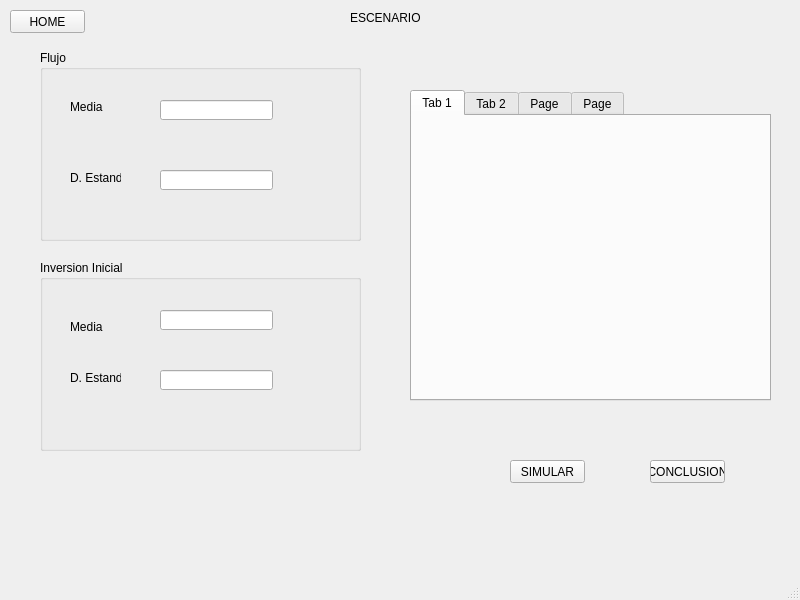
The window that ventanaesc1.ui (Sei444/evaluacion_de_inversiones) describes before a commit, drawn with Qt 5.
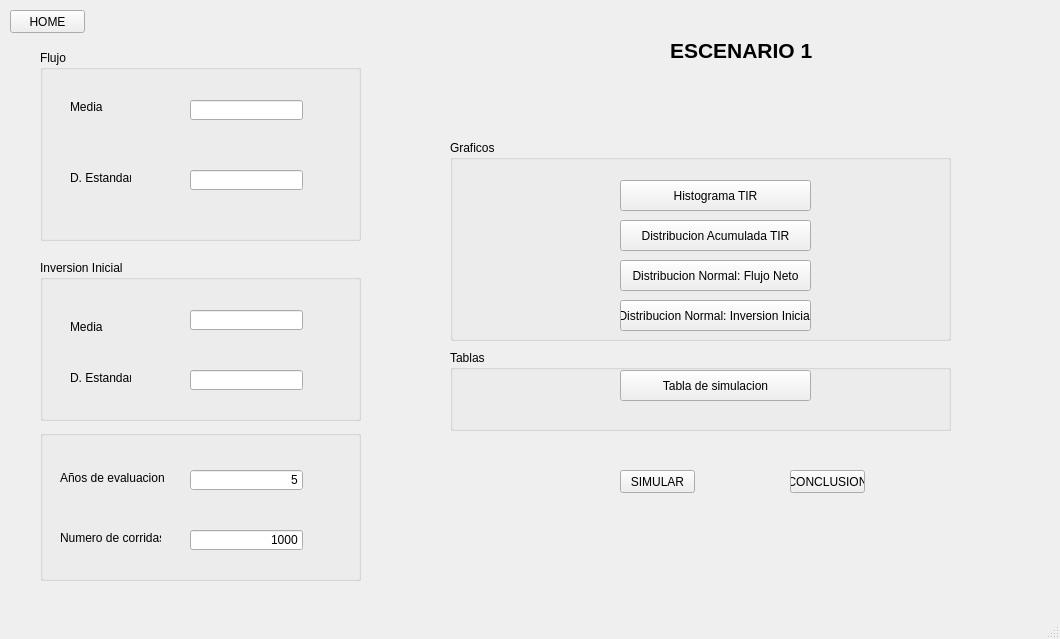
The same window after the commit.

Commit message: Escenario1 graficas y tabla

Patch:
```diff
--- a/ventanaesc1.ui
+++ b/ventanaesc1.ui
@@ -6,44 +6,14 @@
    <rect>
     <x>0</x>
     <y>0</y>
-    <width>800</width>
-    <height>600</height>
+    <width>1060</width>
+    <height>639</height>
    </rect>
   </property>
   <property name="windowTitle">
    <string>MainWindow</string>
   </property>
   <widget class="QWidget" name="centralwidget">
-   <widget class="QTabWidget" name="tabWidget">
-    <property name="geometry">
-     <rect>
-      <x>410</x>
-      <y>90</y>
-      <width>361</width>
-      <height>311</height>
-     </rect>
-    </property>
-    <widget class="QWidget" name="tab">
-     <attribute name="title">
-      <string>Tab 1</string>
-     </attribute>
-    </widget>
-    <widget class="QWidget" name="tab_2">
-     <attribute name="title">
-      <string>Tab 2</string>
-     </attribute>
-    </widget>
-    <widget class="QWidget" name="tab_3">
-     <attribute name="title">
-      <string>Page</string>
-     </attribute>
-    </widget>
-    <widget class="QWidget" name="tab_4">
-     <attribute name="title">
-      <string>Page</string>
-     </attribute>
-    </widget>
-   </widget>
    <widget class="QGroupBox" name="groupBox">
     <property name="geometry">
      <rect>
@@ -74,7 +44,7 @@
       <rect>
        <x>30</x>
        <y>120</y>
-       <width>51</width>
+       <width>61</width>
        <height>16</height>
       </rect>
      </property>
@@ -85,7 +55,7 @@
     <widget class="QLineEdit" name="media_flujo">
      <property name="geometry">
       <rect>
-       <x>120</x>
+       <x>150</x>
        <y>50</y>
        <width>113</width>
        <height>20</height>
@@ -95,7 +65,7 @@
     <widget class="QLineEdit" name="desviacionE_flujo">
      <property name="geometry">
       <rect>
-       <x>120</x>
+       <x>150</x>
        <y>120</y>
        <width>113</width>
        <height>20</height>
@@ -109,7 +79,7 @@
       <x>40</x>
       <y>260</y>
       <width>321</width>
-      <height>191</height>
+      <height>161</height>
      </rect>
     </property>
     <property name="title">
@@ -133,7 +103,7 @@
       <rect>
        <x>30</x>
        <y>110</y>
-       <width>51</width>
+       <width>61</width>
        <height>16</height>
       </rect>
      </property>
@@ -144,7 +114,7 @@
     <widget class="QLineEdit" name="media_inv">
      <property name="geometry">
       <rect>
-       <x>120</x>
+       <x>150</x>
        <y>50</y>
        <width>113</width>
        <height>20</height>
@@ -154,7 +124,7 @@
     <widget class="QLineEdit" name="desviacionE_inv">
      <property name="geometry">
       <rect>
-       <x>120</x>
+       <x>150</x>
        <y>110</y>
        <width>113</width>
        <height>20</height>
@@ -178,8 +148,8 @@
    <widget class="QPushButton" name="boton_simular">
     <property name="geometry">
      <rect>
-      <x>510</x>
-      <y>460</y>
+      <x>620</x>
+      <y>470</y>
       <width>75</width>
       <height>23</height>
      </rect>
@@ -191,8 +161,8 @@
    <widget class="QPushButton" name="pushButton_3">
     <property name="geometry">
      <rect>
-      <x>650</x>
-      <y>460</y>
+      <x>790</x>
+      <y>470</y>
       <width>75</width>
       <height>23</height>
      </rect>
@@ -204,16 +174,205 @@
    <widget class="QLabel" name="label_5">
     <property name="geometry">
      <rect>
-      <x>350</x>
-      <y>10</y>
-      <width>71</width>
-      <height>16</height>
+      <x>670</x>
+      <y>40</y>
+      <width>241</width>
+      <height>20</height>
      </rect>
     </property>
+    <property name="font">
+     <font>
+      <family>MS Shell Dlg 2</family>
+      <pointsize>16</pointsize>
+      <weight>75</weight>
+      <italic>false</italic>
+      <bold>true</bold>
+     </font>
+    </property>
+    <property name="toolTip">
+     <string>&lt;html&gt;&lt;head/&gt;&lt;body&gt;&lt;p&gt;&lt;span style=&quot; color:#767676;&quot;&gt;ESCENARIO 1&lt;/span&gt;&lt;/p&gt;&lt;/body&gt;&lt;/html&gt;</string>
+    </property>
     <property name="text">
      <string>ESCENARIO 1</string>
     </property>
    </widget>
+   <widget class="QGroupBox" name="groupBox_3">
+    <property name="geometry">
+     <rect>
+      <x>40</x>
+      <y>430</y>
+      <width>321</width>
+      <height>151</height>
+     </rect>
+    </property>
+    <property name="title">
+     <string/>
+    </property>
+    <widget class="QLabel" name="label_6">
+     <property name="geometry">
+      <rect>
+       <x>20</x>
+       <y>40</y>
+       <width>111</width>
+       <height>16</height>
+      </rect>
+     </property>
+     <property name="text">
+      <string>Años de evaluacion</string>
+     </property>
+    </widget>
+    <widget class="QLabel" name="label_7">
+     <property name="geometry">
+      <rect>
+       <x>20</x>
+       <y>100</y>
+       <width>101</width>
+       <height>16</height>
+      </rect>
+     </property>
+     <property name="text">
+      <string>Numero de corridas</string>
+     </property>
+    </widget>
+    <widget class="QLineEdit" name="lineEdit_anios">
+     <property name="geometry">
+      <rect>
+       <x>150</x>
+       <y>40</y>
+       <width>113</width>
+       <height>20</height>
+      </rect>
+     </property>
+     <property name="layoutDirection">
+      <enum>Qt::RightToLeft</enum>
+     </property>
+     <property name="autoFillBackground">
+      <bool>true</bool>
+     </property>
+     <property name="inputMask">
+      <string/>
+     </property>
+     <property name="text">
+      <string>5</string>
+     </property>
+     <property name="alignment">
+      <set>Qt::AlignRight|Qt::AlignTrailing|Qt::AlignVCenter</set>
+     </property>
+     <property name="dragEnabled">
+      <bool>true</bool>
+     </property>
+    </widget>
+    <widget class="QLineEdit" name="lineEdit_Ncorridas">
+     <property name="geometry">
+      <rect>
+       <x>150</x>
+       <y>100</y>
+       <width>113</width>
+       <height>20</height>
+      </rect>
+     </property>
+     <property name="inputMask">
+      <string/>
+     </property>
+     <property name="text">
+      <string>1000</string>
+     </property>
+     <property name="alignment">
+      <set>Qt::AlignRight|Qt::AlignTrailing|Qt::AlignVCenter</set>
+     </property>
+    </widget>
+   </widget>
+   <widget class="QGroupBox" name="groupBox_4">
+    <property name="geometry">
+     <rect>
+      <x>450</x>
+      <y>140</y>
+      <width>501</width>
+      <height>201</height>
+     </rect>
+    </property>
+    <property name="title">
+     <string>Graficos</string>
+    </property>
+    <widget class="QPushButton" name="pushButton_histoTIR">
+     <property name="geometry">
+      <rect>
+       <x>170</x>
+       <y>40</y>
+       <width>191</width>
+       <height>31</height>
+      </rect>
+     </property>
+     <property name="text">
+      <string>Histograma TIR</string>
+     </property>
+    </widget>
+    <widget class="QPushButton" name="pushButton_distNInvIni">
+     <property name="geometry">
+      <rect>
+       <x>170</x>
+       <y>160</y>
+       <width>191</width>
+       <height>31</height>
+      </rect>
+     </property>
+     <property name="text">
+      <string>Distribucion Normal: Inversion Inicial</string>
+     </property>
+    </widget>
+    <widget class="QPushButton" name="pushButton_distNFlujoNeto">
+     <property name="geometry">
+      <rect>
+       <x>170</x>
+       <y>120</y>
+       <width>191</width>
+       <height>31</height>
+      </rect>
+     </property>
+     <property name="text">
+      <string>Distribucion Normal: Flujo Neto</string>
+     </property>
+    </widget>
+    <widget class="QPushButton" name="pushButton_distAcuTIR">
+     <property name="geometry">
+      <rect>
+       <x>170</x>
+       <y>80</y>
+       <width>191</width>
+       <height>31</height>
+      </rect>
+     </property>
+     <property name="text">
+      <string>Distribucion Acumulada TIR</string>
+     </property>
+    </widget>
+   </widget>
+   <widget class="QGroupBox" name="groupBox_5">
+    <property name="geometry">
+     <rect>
+      <x>450</x>
+      <y>350</y>
+      <width>501</width>
+      <height>81</height>
+     </rect>
+    </property>
+    <property name="title">
+     <string>Tablas</string>
+    </property>
+    <widget class="QPushButton" name="pushButton_tablaS">
+     <property name="geometry">
+      <rect>
+       <x>170</x>
+       <y>20</y>
+       <width>191</width>
+       <height>31</height>
+      </rect>
+     </property>
+     <property name="text">
+      <string>Tabla de simulacion</string>
+     </property>
+    </widget>
+   </widget>
   </widget>
   <widget class="QStatusBar" name="statusbar"/>
  </widget>
```
The commit also changes 4 other files.
